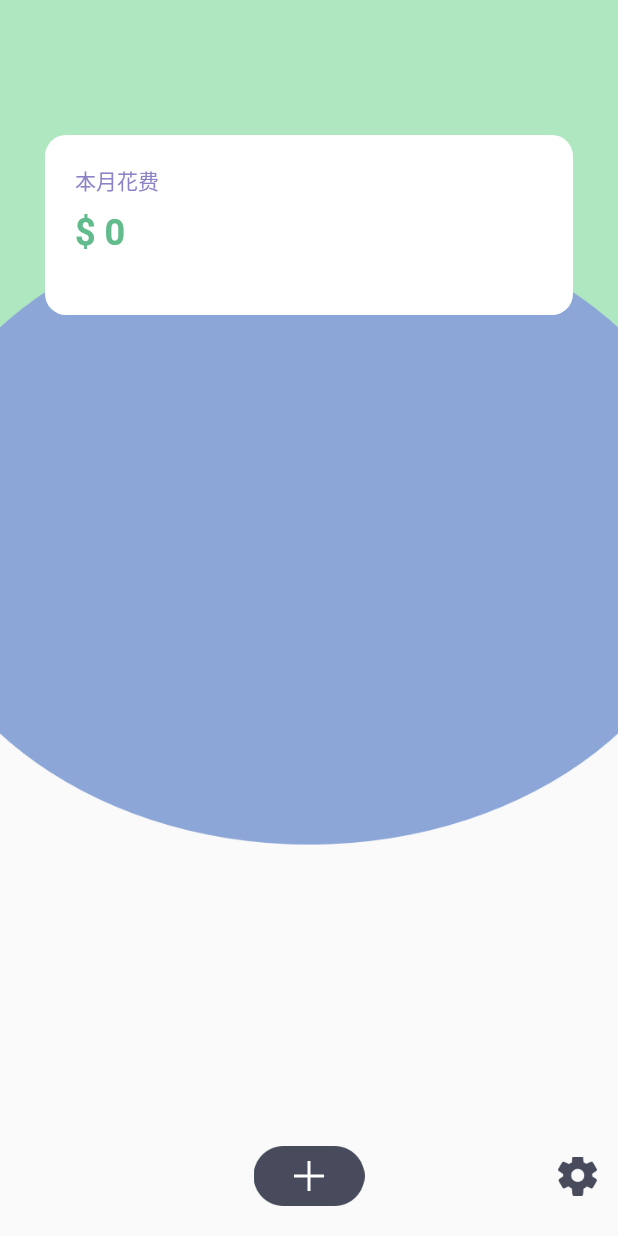
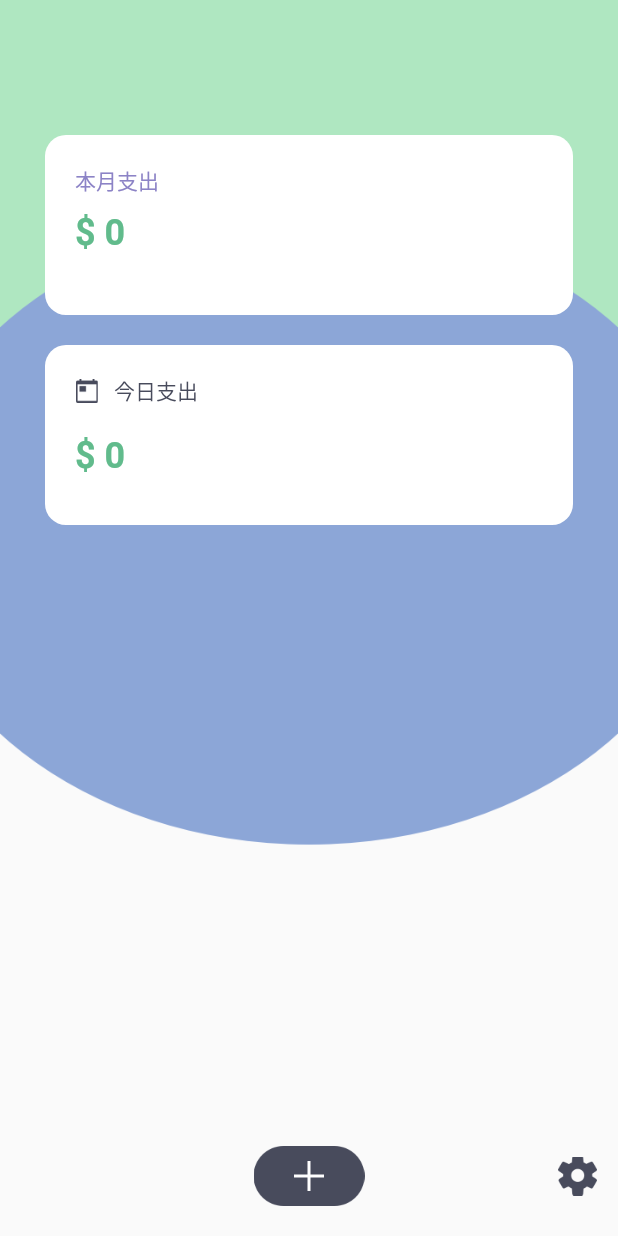
Before and after one commit to fangmd/mark, a Flutter app: the screen it shows after launch, on a phone screen of 412 x 824 dp. Run offline on Flutter 3.47's test engine with Material 2 defaults, Android fonts, the phone set to English and light mode, and no system bars; our stand-ins replace dio, package_info, permission_handler, sqflite, toast; missing offline and left inert: keyboard_visibility; accounts and stored records are empty.

Commit message:
home day item

```diff
--- a/lib/styles/colors.dart
+++ b/lib/styles/colors.dart
@@ -5,6 +5,7 @@ const Color text_black = Color(0xFF000000);
 const Color text_purple = Color(0xff8C83C6);
 const Color text_green = Color(0xff61BB8C);
 const Color text_hint = Color(0xff666666);
+const Color text_primary = Color(0xff484B5C);
 
 // color
 const Color white_02 = Color(0xffF5F5F5);
@@ -12,3 +13,4 @@ const Color green_02 = Color(0xffAFE7C1);
 
 const Color bg_F3F6FB = Color(0xffF3F6FB);
 const Color bg_divide = Color(0xffE5E5E5);
+const Color bg_F3FCF1 = Color(0xffF3FCF1);
--- /dev/null
+++ b/lib/views/home/day_widget.dart
@@ -0,0 +1,172 @@
+import 'package:flutter/cupertino.dart';
+import 'package:flutter/material.dart';
+import 'package:mark/entity/record.dart';
+import 'package:mark/styles/colors.dart';
+import 'package:mark/utils/logger.dart';
+import 'package:mark/utils/project_utils.dart';
+
+class DayWidget extends StatelessWidget {
+  const DayWidget({
+    Key key,
+    @required String dayExpend,
+    @required List<RecordEntity> dayRecordEntity,
+    @required List<String> dayRecordEntityImg,
+  })  : _dayExpend = dayExpend,
+        _dayRecordEntity = dayRecordEntity,
+        _dayRecordEntityImg = dayRecordEntityImg,
+        super(key: key);
+
+  final String _dayExpend;
+  final List<RecordEntity> _dayRecordEntity;
+  final List<String> _dayRecordEntityImg;
+
+  @override
+  Widget build(BuildContext context) {
+    return Container(
+      decoration: BoxDecoration(
+        borderRadius: BorderRadius.circular(14.0),
+        color: Colors.white,
+      ),
+      height: 120,
+      margin: EdgeInsets.fromLTRB(30, 0, 30, 0),
+      padding: EdgeInsets.all(20),
+      child: Column(
+        crossAxisAlignment: CrossAxisAlignment.start,
+        children: <Widget>[
+          Row(
+            children: <Widget>[
+              SizedBox(
+                height: 16,
+                width: 16,
+                child: Image.asset('assets/images/home/today.png'),
+              ),
+              SizedBox(
+                width: 10.0,
+              ),
+              Text(
+                '今日支出',
+                style: TextStyle(color: text_primary, fontSize: 14),
+              ),
+            ],
+          ),
+          Container(
+            height: 60.0,
+            child: Row(
+              children: <Widget>[
+                Padding(
+                  padding: EdgeInsets.only(top: 6, right: 30),
+                  child: Text(
+                    '\$ $_dayExpend',
+                    style: TextStyle(
+                      color: text_green,
+                      fontSize: 24,
+                      fontWeight: FontWeight.bold,
+                    ),
+                  ),
+                ),
+                Expanded(
+                  child: Column(
+                    mainAxisAlignment: MainAxisAlignment.spaceBetween,
+                    children: <Widget>[
+                      Row(
+                        children: _buildItems(),
+                      ),
+                      Row(
+                        children: _buildItems2(),
+                      )
+                    ],
+                  ),
+                )
+              ],
+            ),
+          ),
+        ],
+      ),
+    );
+  }
+
+  List<Widget> _buildItems() {
+    var list = <Widget>[];
+    if (_dayRecordEntity.length > 0) {
+      list.add(_getDayRecordItem(0));
+    }
+
+    if (_dayRecordEntity.length > 1) {
+      list.add(SizedBox(
+        width: 10.0,
+      ));
+      list.add(_getDayRecordItem(1));
+    }
+    return list;
+  }
+
+  List<Widget> _buildItems2() {
+    var list = <Widget>[];
+    if (_dayRecordEntity.length > 2) {
+      list.add(_getDayRecordItem(2));
+    }
+
+    if (_dayRecordEntity.length > 3) {
+      list.add(SizedBox(
+        width: 10.0,
+      ));
+      list.add(_getDayRecordItem(3));
+    }
+    return list;
+  }
+
+  DayRecordItem _getDayRecordItem(index) {
+    if (_dayRecordEntityImg.length > index) {
+      return DayRecordItem(
+        data: _dayRecordEntity[index],
+        img: _dayRecordEntityImg[index],
+      );
+    } else {
+      return DayRecordItem(
+        data: _dayRecordEntity[index],
+        img: 'assets/images/record_item/other.png',
+      );
+    }
+  }
+}
+
+class DayRecordItem extends StatefulWidget {
+  final RecordEntity data;
+  final String img;
+
+  const DayRecordItem({Key key, this.data, this.img}) : super(key: key);
+
+  @override
+  _DayRecordItemState createState() => _DayRecordItemState();
+}
+
+class _DayRecordItemState extends State<DayRecordItem> {
+  @override
+  Widget build(BuildContext context) {
+    return Container(
+      width: 76,
+      height: 26,
+      decoration: BoxDecoration(
+          color: bg_F3FCF1, borderRadius: BorderRadius.circular(13.0)),
+      child: Row(
+        children: <Widget>[
+          Container(
+            margin: EdgeInsets.only(left: 10.0, right: 10.0),
+            height: 10.0,
+            child: Image.asset(
+              widget.img,
+              height: 10.0,
+            ),
+          ),
+          Text(
+            '-${widget.data.value}',
+            style: TextStyle(
+              color: text_green,
+              fontSize: 12,
+            ),
+          ),
+        ],
+      ),
+    );
+  }
+}
--- a/lib/views/home/home.dart
+++ b/lib/views/home/home.dart
@@ -1,10 +1,13 @@
 import 'package:flutter/cupertino.dart';
 import 'package:flutter/material.dart';
 import 'package:mark/components/bottom_settings.dart';
+import 'package:mark/entity/record.dart';
 import 'package:mark/manager/file_manager.dart';
 import 'package:mark/styles/colors.dart';
 import 'package:mark/utils/logger.dart';
+import 'package:mark/utils/project_utils.dart';
 import 'package:mark/views/home/home_bloc.dart';
+import 'day_widget.dart';
 
 class HomePage extends StatefulWidget {
   static const routeName = '/home';
@@ -16,13 +19,44 @@ class HomePage extends StatefulWidget {
 class _HomePageState extends State<HomePage> {
   HomeBloc homeBloc = HomeBloc();
   var monthExpend = "";
+  var _dayExpend = "";
+  var _dayRecordEntity = List<RecordEntity>();
+  var _dayRecordEntityImg = List<String>();
 
   @override
   void initState() {
+    print('${new DateTime(2019, 6, 28, 1).toUtc().millisecondsSinceEpoch}');
+    print('${new DateTime(2019, 6, 28, 23).toUtc().millisecondsSinceEpoch}');
+
     homeBloc.getMonthExpand().then((value) {
       Logger.d(msg: 'Value: $value');
       setState(() {
         this.monthExpend = value.toString();
+      });
+    }).catchError((error) {
+      Logger.d(msg: '$error');
+    });
+
+    homeBloc.getDayExpend().then((value) {
+      Logger.d(msg: 'Value: ${value[0]}');
+      setState(() {
+        this._dayExpend = value[0].toString();
+        this._dayRecordEntity = _mergeAndSortData(value[1]);
+      });
+
+      Future.delayed(Duration.zero, () {
+        print('Future delayed');
+        var imgList = List<String>();
+        this._dayRecordEntity.forEach((v) {
+          getImgFromType(context, v.type).then((img) {
+            imgList.add(img);
+            if (this._dayRecordEntity.length == imgList.length) {
+              setState(() {
+                this._dayRecordEntityImg = imgList;
+              });
+            }
+          });
+        });
       });
     }).catchError((error) {
       Logger.d(msg: '$error');
@@ -33,7 +67,6 @@ class _HomePageState extends State<HomePage> {
 
   @override
   Widget build(BuildContext context) {
-    Logger.d(msg: 'build--');
     return Scaffold(
       body: Container(
         constraints: BoxConstraints(minHeight: double.infinity),
@@ -65,6 +98,12 @@ class _HomePageState extends State<HomePage> {
           padding: EdgeInsets.all(0.0),
           children: <Widget>[
             _buildSummary(),
+            SizedBox(height: 20.0),
+            DayWidget(
+              dayExpend: _dayExpend,
+              dayRecordEntity: _dayRecordEntity,
+              dayRecordEntityImg: _dayRecordEntityImg,
+            ),
           ],
         ),
       ),
@@ -84,7 +123,7 @@ class _HomePageState extends State<HomePage> {
         crossAxisAlignment: CrossAxisAlignment.start,
         children: <Widget>[
           Text(
-            '本月花费',
+            '本月支出',
             style: TextStyle(color: text_purple, fontSize: 14),
           ),
           Padding(
@@ -117,4 +156,44 @@ class _HomePageState extends State<HomePage> {
       ),
     );
   }
+
+  List<RecordEntity> _mergeAndSortData(List<RecordEntity> value) {
+    // merge
+    Map<String, RecordEntity> map = new Map<String, RecordEntity>();
+    value.forEach((value) {
+      var val = map[value.type];
+      if (val != null) {
+        val.value += value.value;
+      } else {
+        val = value;
+        map[val.type] = val;
+      }
+    });
+
+    // sort
+    List<RecordEntity> source = map.values.toList();
+    for (var i = 0; i < source.length; i++) {
+      for (var j = i + 1; j < source.length; j++) {
+        if (source[i].value < source[j].value) {
+          var temp = source[i];
+          source[i] = source[j];
+          source[j] = temp;
+        }
+      }
+    }
+
+    // 合并除了前3之外的值
+    if (source.length > 3) {
+      var other = new RecordEntity();
+      other.type = '其他';
+      other.value = 0.0;
+      for (var i = 3; i < source.length; i++) {
+        other.value += source[i].value;
+      }
+      source = source.sublist(0, 3);
+      source.add(other);
+    }
+
+    return source;
+  }
 }
--- a/pubspec.yaml
+++ b/pubspec.yaml
@@ -30,6 +30,7 @@ dependencies:
   toast: 0.1.4
   path_provider: 1.1.0
   keyboard_visibility: any
+  permission_handler: 3.1.0
 
 dev_dependencies:
   flutter_test:
@@ -41,6 +42,7 @@ flutter:
   assets:
     - assets/images/
     - assets/images/record_item/
+    - assets/images/home/
     - assets/data/
   # An image asset can refer to one or more resolution-specific "variants", see
   # https://flutter.dev/assets-and-images/#resolution-aware.
```
Also changed, not shown: assets/data/record_item.json (+16 -0 lines), lib/provider/db/record_db_provider.dart (+25 -21 lines), lib/repository/RecordRepository.dart (+40 -7 lines), lib/utils/project_utils.dart (added, +23 -0 lines), lib/views/home/home_bloc.dart (+22 -2 lines), lib/views/splash/splash.dart (+29 -3 lines), assets/images/home/today.png (added), assets/images/record_item/fushi.png (added), assets/images/record_item/lingshi.png (added), assets/images/record_item/net.png (added), assets/images/record_item/other.png (added), assets/images/record_item/tongxun.png (added), pubspec.lock, 2 other files.
